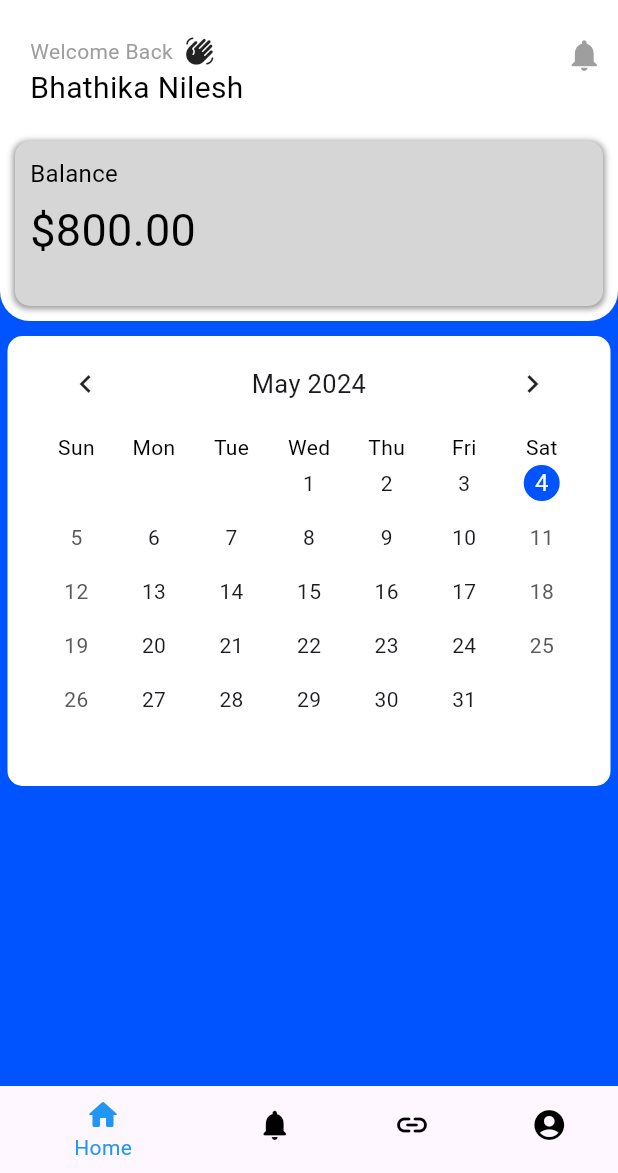
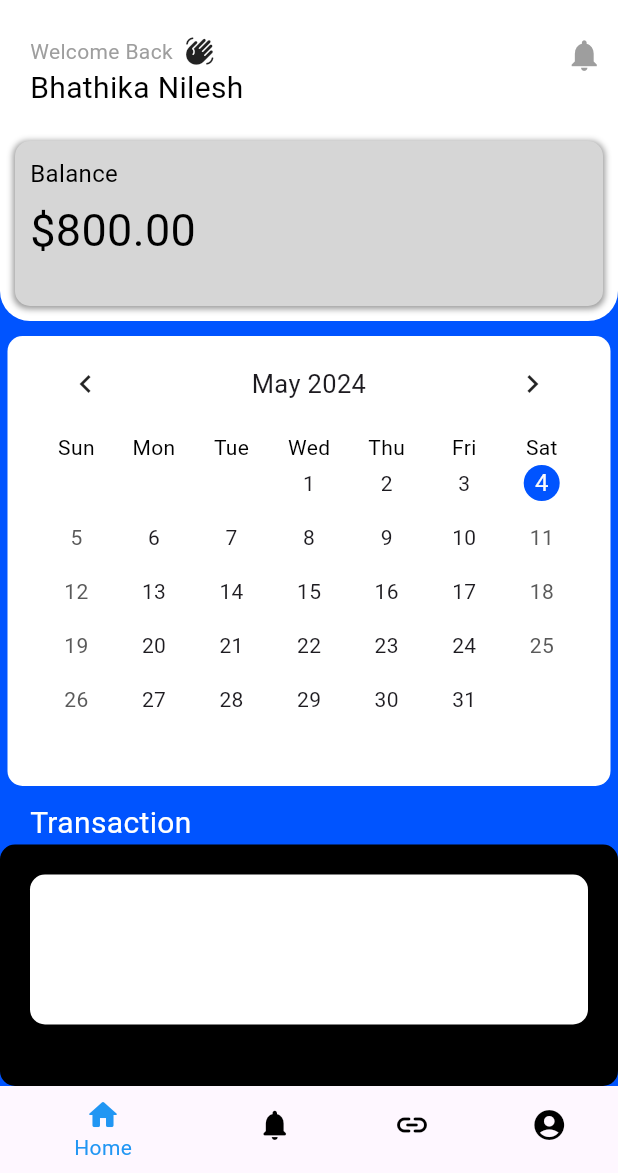
Before and after one commit to bhathiknk/linkcash_app, a Flutter app: the screen it shows after launch, on a phone screen of 412 x 824 dp, the part 63-1236 px from its top. Run offline on Flutter 3.47's test engine with Material 3 defaults, Android fonts, the phone set to English and light mode, and no system bars; drawn by our look-alikes of table_calendar.

Commit message:
Transaction section ui created and some ui wants to change

```diff
--- a/lib/MainScreens/Home_Screen.dart
+++ b/lib/MainScreens/Home_Screen.dart
@@ -134,6 +134,53 @@ class _MyHomePageState extends State<MyHomePage> {
               ),
               child: CalendarWidget(),
             ),
+            const SizedBox(height: 10), // Add some space between the white container and the calendar
+            const Padding(
+              padding: EdgeInsets.symmetric(horizontal: 20),
+              child: Row(
+                children: [
+                  Text(
+                    'Transaction',
+                    style: TextStyle(
+                      fontFamily: 'Roboto',
+                      fontSize: 20,
+                      color: Colors.white,
+                    ),
+                  ),
+                  Spacer(), // Add flexible space to push the text to the left
+                ],
+              ),
+            ),
+            Expanded(
+              child: Container(
+                width: double.infinity, // Make container full width
+                padding: const EdgeInsets.all(20), // Add padding to the container
+                decoration: BoxDecoration(
+                  color: Colors.black, // Set container color to black
+                  borderRadius: BorderRadius.circular(10),
+                ),
+                child: Column(
+                  crossAxisAlignment: CrossAxisAlignment.start,
+                  children: [
+                    SizedBox(
+                      width: MediaQuery.of(context).size.width - 10, // Adjust the width as needed
+                      height: 100, // Adjust the height as needed
+                      child: Container(
+                        decoration: BoxDecoration(
+                          color: Colors.white,
+                          borderRadius: BorderRadius.circular(10), // Adjust the border radius as needed
+                        ),
+                        // Add child widgets here if needed
+                      ),
+                    ),
+                    // Add your transaction content here
+                  ],
+                ),
+              ),
+            ),
+
+
+
           ],
         ),
       ),
```
